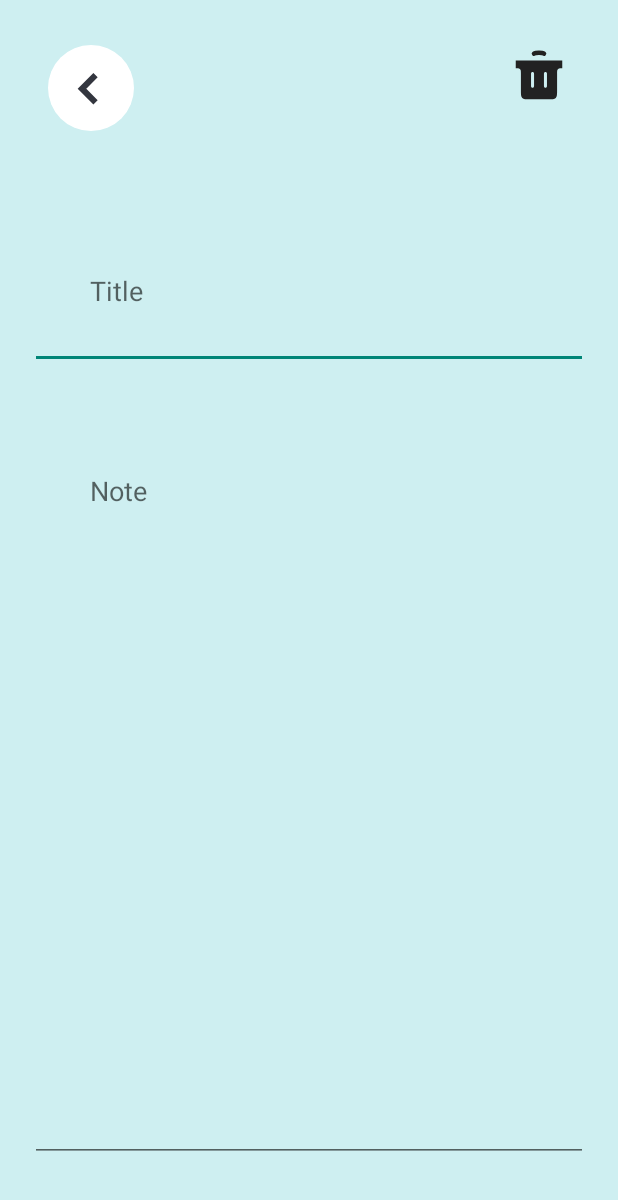
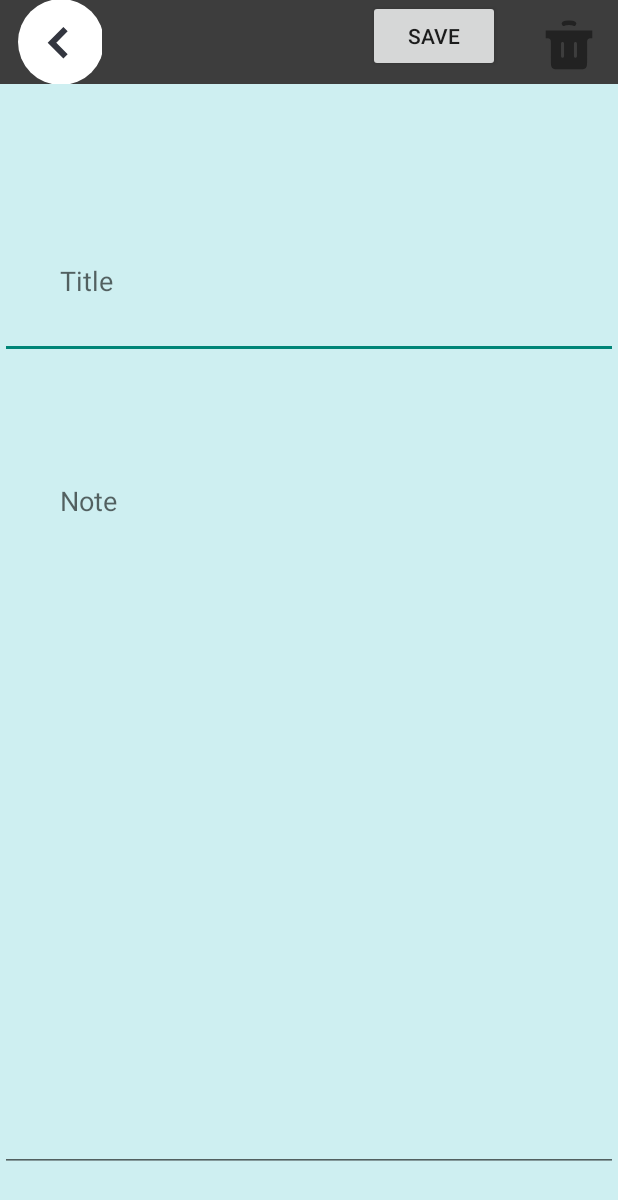
Before and after one commit to TomTFSG/Challenge_2_, an Android app: the layout fragment_off_edit.xml on its own in the app's theme, with its tools: preview values and no code run, on a phone screen of 412 x 824 dp. Shown: the top 1200 px of the screen. Run offline under Robolectric (Android 15) with nearby library versions, the phone set to English and light mode, and no system bars.

Commit message:
Edit Offline update

```diff
--- a/app/src/main/java/com/example/challenge_2_/Frag/List.java
+++ b/app/src/main/java/com/example/challenge_2_/Frag/List.java
@@ -2,6 +2,7 @@ package com.example.challenge_2_.Frag;
 
 import static android.content.ContentValues.TAG;
 
+import android.annotation.SuppressLint;
 import android.content.Context;
 import android.os.Bundle;
 
@@ -112,6 +113,7 @@ public class List extends Fragment {
                                     private Runnable runnable;
                                     private long pressStartTime;
                                     private static final long MAX_CLICK_DURATION = 200;
+                                    @SuppressLint("ClickableViewAccessibility")
                                     @Override
                                     public boolean onTouch(View v, MotionEvent event) {
 
--- a/app/src/main/res/layout/fragment_off_edit.xml
+++ b/app/src/main/res/layout/fragment_off_edit.xml
@@ -4,15 +4,19 @@
     xmlns:tools="http://schemas.android.com/tools"
     android:layout_width="match_parent"
     android:layout_height="match_parent"
-    tools:context=".Frag.Edit"
     android:background="#CEEFF1"
-    android:padding="20dp">
+    tools:context=".Frag.Edit">
+
+    <include
+        layout="@layout/appbar"
+        tools:layout_editor_absoluteX="-88dp"
+        tools:layout_editor_absoluteY="16dp" />
 
     <Button
         android:id="@+id/back"
         style="@android:style/Widget.Material.Light.Button.Borderless.Small"
-        android:layout_width="wrap_content"
-        android:layout_height="wrap_content"
+        android:layout_width="68dp"
+        android:layout_height="56dp"
         android:drawableLeft="@drawable/back"
         android:shadowColor="#00FFFFFF"
         android:text=""
@@ -60,4 +64,13 @@
         app:layout_constraintStart_toStartOf="parent"
         app:layout_constraintTop_toBottomOf="@+id/title_box" />
 
+    <Button
+        android:id="@+id/save"
+        android:layout_width="wrap_content"
+        android:layout_height="wrap_content"
+        android:layout_marginEnd="13dp"
+        android:text="SAVE"
+        app:layout_constraintEnd_toStartOf="@+id/apagar"
+        app:layout_constraintTop_toTopOf="parent" />
+
 </androidx.constraintlayout.widget.ConstraintLayout>
```
Also changed, not shown: app/src/main/java/com/example/challenge_2_/Frag/offEdit.java (+29 -17 lines).
